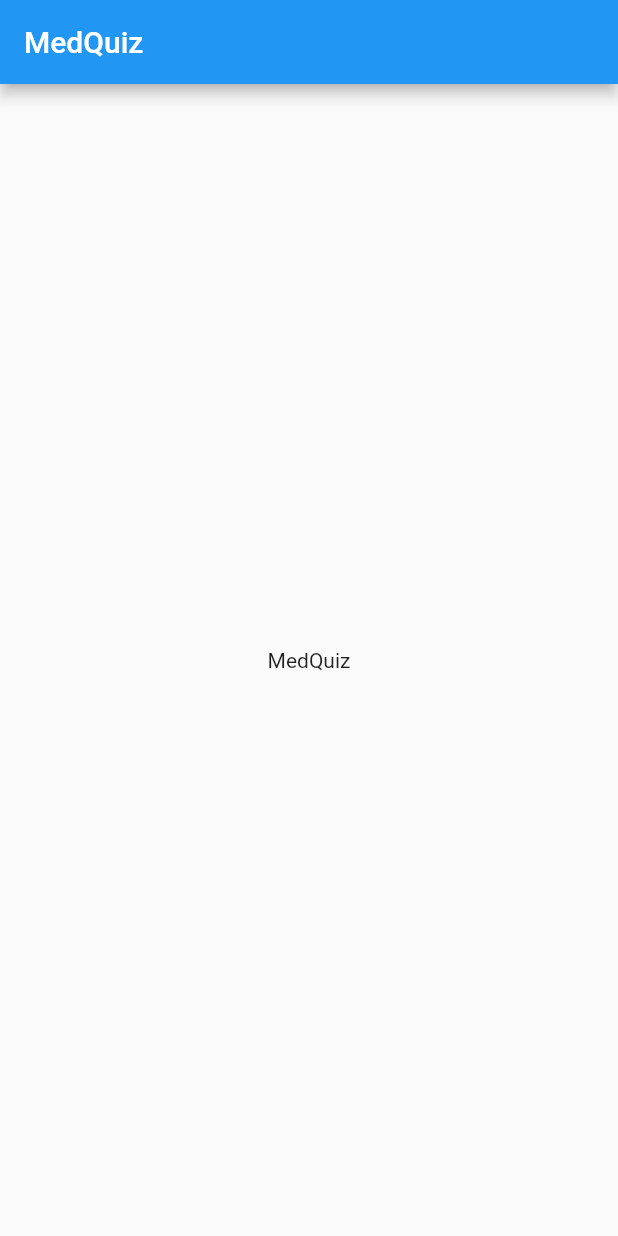
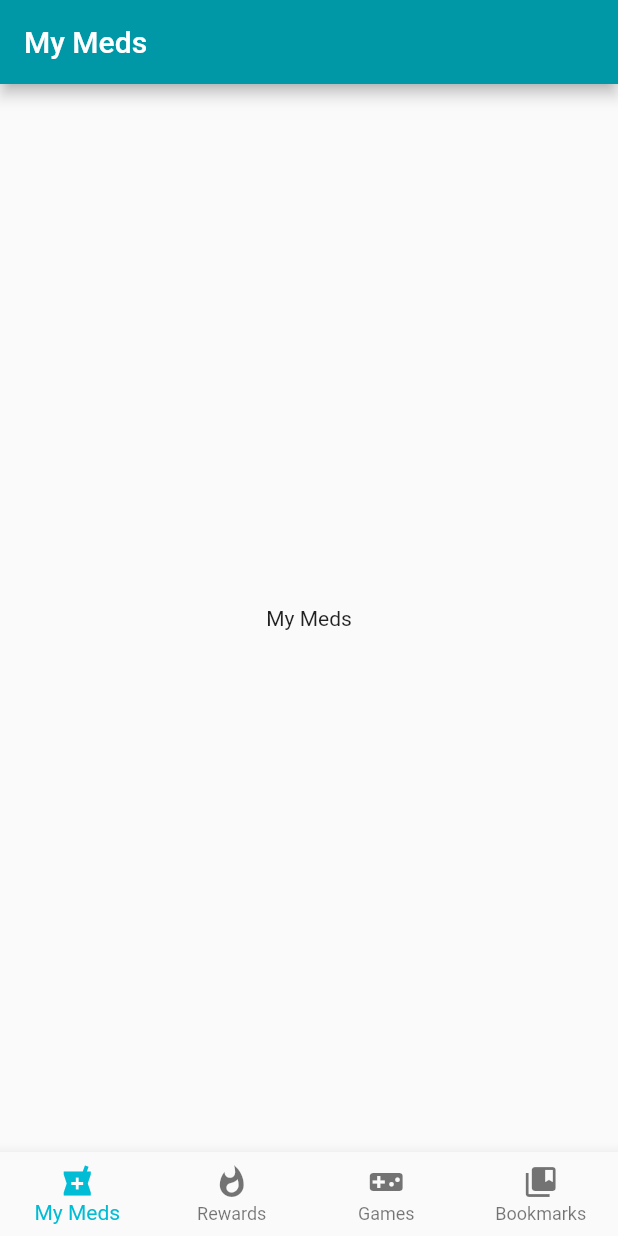
Before and after one commit to georgelai/medquiz, a Flutter app: the screen it shows after launch, on a phone screen of 412 x 824 dp. Run offline on Flutter 3.47's test engine with Material 2 defaults, Android fonts, the phone set to English and light mode, and no system bars.

Commit message:
Added bottom navigation bar to switch between the different screens Selected primary color for app theme

```diff
--- a/lib/main.dart
+++ b/lib/main.dart
@@ -1,4 +1,5 @@
 import 'package:flutter/material.dart';
+import 'screens/home.dart';
 
 void main() => runApp(MyApp());
 
@@ -10,46 +11,10 @@ class MyApp extends StatelessWidget {
       title: 'MedQuiz',
       theme: ThemeData(
 
-        primarySwatch: Colors.blue,
+        primarySwatch: Colors.cyan,
+        primaryColor: Colors.cyan[700],
       ),
       home: MyHomePage(title: 'MedQuiz'),
     );
   }
 }
-
-class MyHomePage extends StatefulWidget {
-  MyHomePage({Key key, this.title}) : super(key: key);
-
-
-  final String title;
-
-  @override
-  _MyHomePageState createState() => _MyHomePageState();
-}
-
-class _MyHomePageState extends State<MyHomePage> {
-
-
-
-  @override
-  Widget build(BuildContext context) {
-
-    return Scaffold(
-      appBar: AppBar(
-
-        title: Text(widget.title),
-      ),
-      body: Center(
-
-        child: Column(
-
-          mainAxisAlignment: MainAxisAlignment.center,
-          children: <Widget>[
-            Text('MedQuiz'),
-          ],
-        ),
-      ),
-
-    );
-  }
-}
--- /dev/null
+++ b/lib/screens/bookmarks.dart
@@ -0,0 +1,16 @@
+import 'package:flutter/material.dart';
+
+class Bookmarks extends StatelessWidget {
+  String title;
+
+  Bookmarks({this.title});
+
+  @override
+  Widget build(BuildContext context) {
+
+    return Center(
+      child: Text(title),
+    );
+  }
+
+}
--- /dev/null
+++ b/lib/screens/games.dart
@@ -0,0 +1,17 @@
+import 'package:flutter/material.dart';
+
+class Games extends StatelessWidget {
+  String title;
+
+  Games({this.title});
+
+  @override
+  Widget build(BuildContext context) {
+
+    return Center(
+      child: Text(title),
+    );
+  }
+
+
+}
--- /dev/null
+++ b/lib/screens/home.dart
@@ -0,0 +1,72 @@
+import 'package:flutter/material.dart';
+import 'meds.dart';
+import 'rewards.dart';
+import 'games.dart';
+import 'bookmarks.dart';
+
+class MyHomePage extends StatefulWidget {
+  MyHomePage({Key key, this.title}) : super(key: key);
+
+
+  final String title;
+
+  @override
+  _MyHomePageState createState() => _MyHomePageState();
+}
+
+class _MyHomePageState extends State<MyHomePage> {
+  int _currentIndex = 0;
+
+  final List<String> _myLabels = [
+    'My Meds',
+    'Rewards',
+    'Games',
+    'Bookmarks'
+  ];
+
+  final List<Widget> _children = [
+    Meds(title: 'My Meds',),
+    Rewards(title: 'Rewards'),
+    Games(title: 'Games'),
+    Bookmarks(title: 'Bookmarks'),
+  ];
+
+  @override
+  Widget build(BuildContext context) {
+    return Scaffold(
+      appBar: AppBar(
+        title: Text(_myLabels[_currentIndex]),
+      ),
+      body: _children[_currentIndex],
+      bottomNavigationBar: BottomNavigationBar(
+        onTap: onTabTapped,
+        type: BottomNavigationBarType.fixed,
+        currentIndex: _currentIndex,
+        items: [
+          BottomNavigationBarItem(
+            icon: Icon(Icons.local_pharmacy),
+            title: Text('My Meds'),
+          ),
+          BottomNavigationBarItem(
+            icon: Icon(Icons.whatshot),
+            title: Text('Rewards'),
+          ),
+          BottomNavigationBarItem(
+              icon: Icon(Icons.videogame_asset),
+              title: Text('Games')
+          ),
+          BottomNavigationBarItem(
+              icon: Icon(Icons.collections_bookmark),
+              title: Text('Bookmarks'),
+          ),
+        ],
+      ),
+    );
+  }
+
+  void onTabTapped(int index) {
+    setState(() {
+      _currentIndex = index;
+    });
+  }
+}
--- /dev/null
+++ b/lib/screens/meds.dart
@@ -0,0 +1,16 @@
+import 'package:flutter/material.dart';
+
+class Meds extends StatelessWidget {
+  String title;
+
+  Meds({this.title});
+
+  @override
+  Widget build(BuildContext context) {
+
+    return Center(
+        child: Text(title),
+    );
+  }
+
+}
--- /dev/null
+++ b/lib/screens/rewards.dart
@@ -0,0 +1,16 @@
+import 'package:flutter/material.dart';
+
+class Rewards extends StatelessWidget {
+  String title;
+
+  Rewards({this.title});
+
+  @override
+  Widget build(BuildContext context) {
+
+    return Center(
+      child: Text(title),
+    );
+  }
+
+}
```
